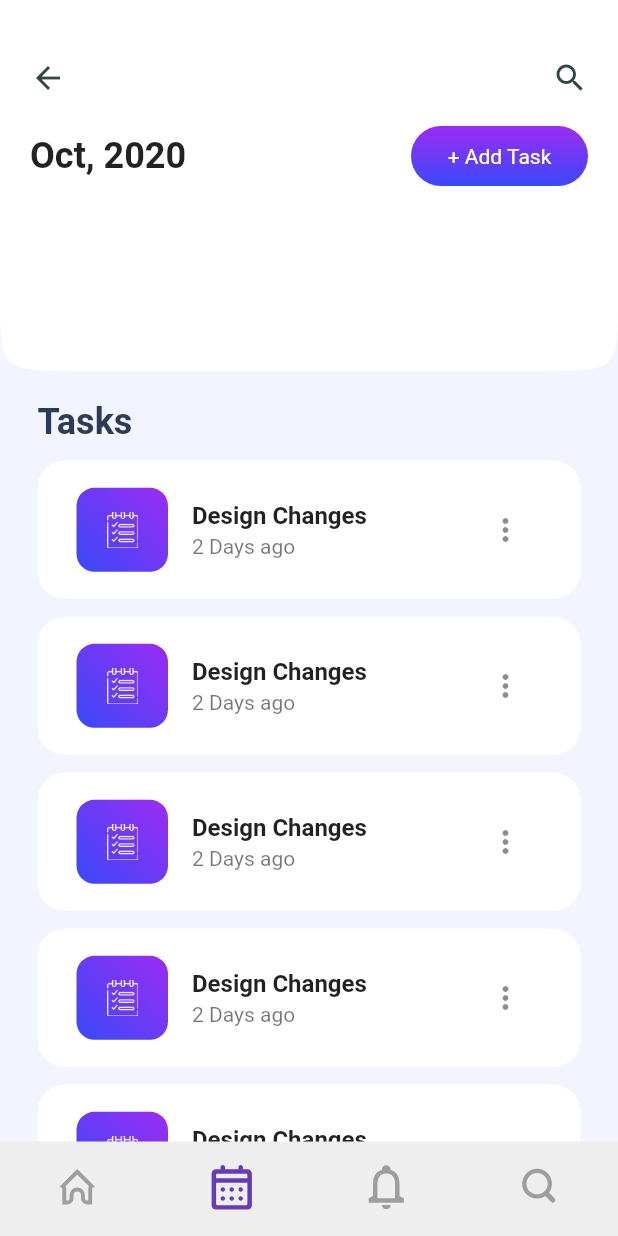
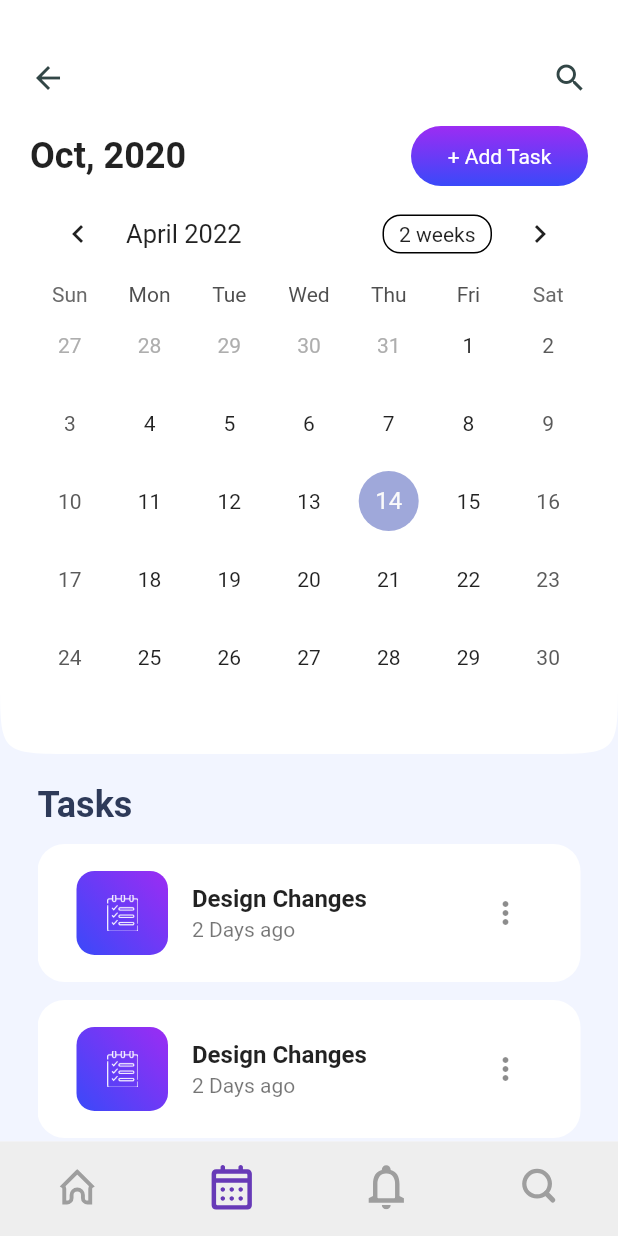
Before and after one commit to ZayniddinMamarasulov/taskmanager, a Flutter app: the screen it shows after launch, item 2 of the bottom bar chosen, on a phone screen of 412 x 824 dp. Run offline on Flutter 3.47's test engine with Material 2 defaults, Android fonts, the phone set to English and light mode, and no system bars; drawn by our look-alikes of table_calendar; our stand-ins replace flutter_svg, smooth_page_indicator.

Commit message:
I added table calendar widget

```diff
--- a/lib/presentation/screens/second_page.dart
+++ b/lib/presentation/screens/second_page.dart
@@ -1,5 +1,7 @@
 import 'package:flutter/material.dart';
 import 'package:taskmanager/presentation/screens/third_page.dart';
+
+import '../widgets/month_day.dart';
 
 class SecondPage extends StatefulWidget {
   const SecondPage({Key? key}) : super(key: key);
@@ -16,15 +18,15 @@ class _SecondPageState extends State<SecondPage> {
       body: CustomScrollView(
         slivers: <Widget>[
           SliverAppBar(
-            shape: ContinuousRectangleBorder(
+            shape:const ContinuousRectangleBorder(
                 borderRadius: BorderRadius.only(
                     bottomLeft: Radius.circular(50),
                     bottomRight: Radius.circular(50))),
             backgroundColor: Colors.white,
-            expandedHeight: MediaQuery.of(context).size.height * 0.3,
+            expandedHeight: MediaQuery.of(context).size.height * 0.61,
             flexibleSpace: FlexibleSpaceBar(
               background: Container(
-                decoration: BoxDecoration(
+                decoration:const BoxDecoration(
                     color: Colors.white,
                     borderRadius: BorderRadius.only(
                       bottomLeft: Radius.circular(50),
@@ -57,7 +59,7 @@ class _SecondPageState extends State<SecondPage> {
                         mainAxisAlignment: MainAxisAlignment.spaceBetween,
                         children: [
                           Row(
-                            children: [
+                            children: const[
                               Text(
                                 "Oct, ",
                                 style: TextStyle(
@@ -73,6 +75,7 @@ class _SecondPageState extends State<SecondPage> {
                           addTaskButton()
                         ],
                       ),
+                   const   Expanded(child: MyDay()),
                     ],
                   ),
                 ),
--- /dev/null
+++ b/lib/presentation/widgets/month_day.dart
@@ -0,0 +1,20 @@
+import 'package:flutter/material.dart';
+import 'package:table_calendar/table_calendar.dart';
+
+class MyDay extends StatefulWidget {
+  const MyDay({Key? key}) : super(key: key);
+
+  @override
+  _MyDayState createState() => _MyDayState();
+}
+
+class _MyDayState extends State<MyDay> {
+  @override
+  Widget build(BuildContext context) {
+    return TableCalendar(
+      firstDay: DateTime.utc(2010, 10, 16),
+      lastDay: DateTime.utc(2030, 3, 14),
+      focusedDay: DateTime.now(),
+    );
+  }
+}
--- a/pubspec.yaml
+++ b/pubspec.yaml
@@ -33,6 +33,7 @@ dependencies:
   intl:
   smooth_page_indicator: ^1.0.0+2
   persistent_bottom_nav_bar:
+  table_calendar: ^3.0.5
 
 
   # The following adds the Cupertino Icons font to your application.
```
Also changed, not shown: pubspec.lock.
